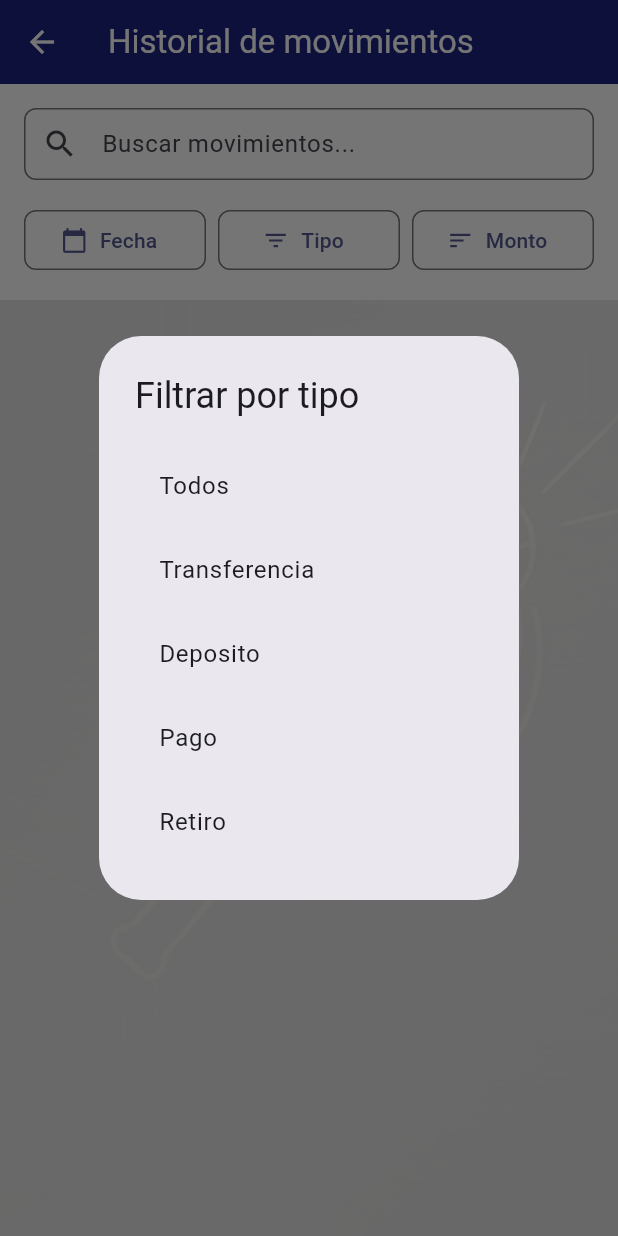
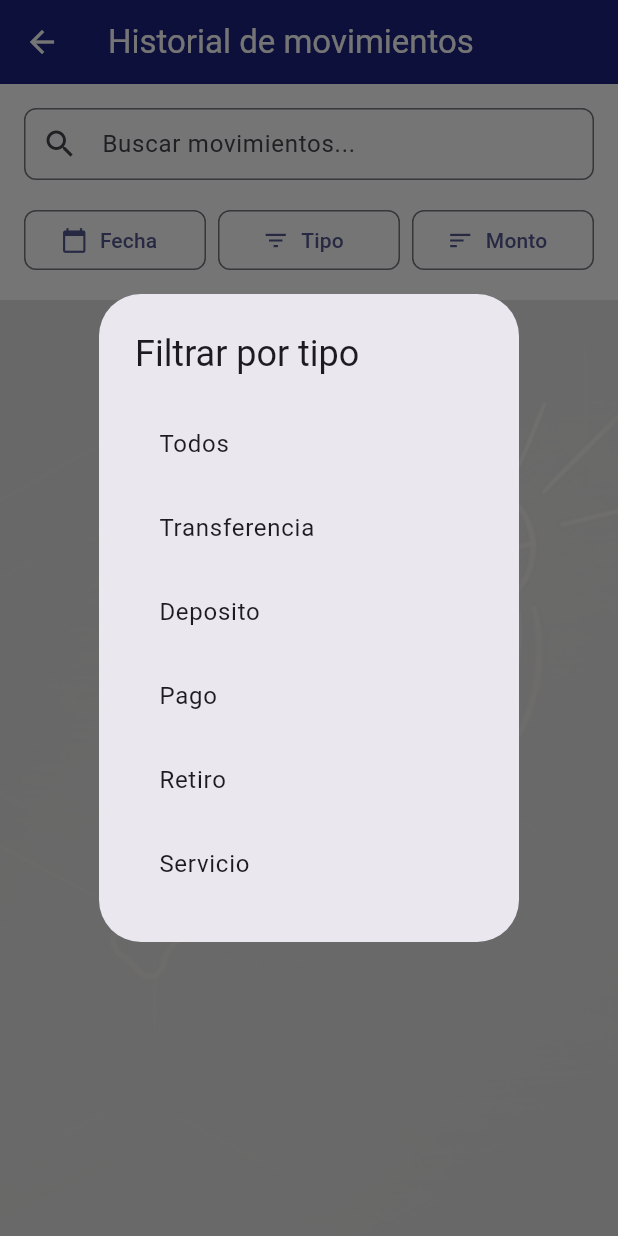
Before and after one commit to waryduchess/NorthwestBank-Frontend, a Flutter app: the TransactionsScreen screen opened by its route, after a tap on "Tipo", on a phone screen of 412 x 824 dp. Run offline on Flutter 3.47's test engine with Material 3 defaults, Android fonts, the phone set to English and light mode, and no system bars; our stand-ins replace flutter_dotenv, flutter_local_notifications, image_picker, local_auth, share_plus, shared_preferences; accounts and stored records are empty; network calls fail.

Commit message:
filtro moviminetos por servicios

```diff
--- a/lib/screens/transactions_screen.dart
+++ b/lib/screens/transactions_screen.dart
@@ -152,6 +152,14 @@ class _TransactionsScreenState extends State<TransactionsScreen> {
               title: const Text('Retiro'),
               onTap: () {
                 setState(() => selectedTipo = 'Retiro');
+                Navigator.pop(context);
+                _applyFilters();
+              },
+            ),
+            ListTile(
+              title: const Text('Servicio'),
+              onTap: () {
+                setState(() => selectedTipo = 'Servicio');
                 Navigator.pop(context);
                 _applyFilters();
               },
```
